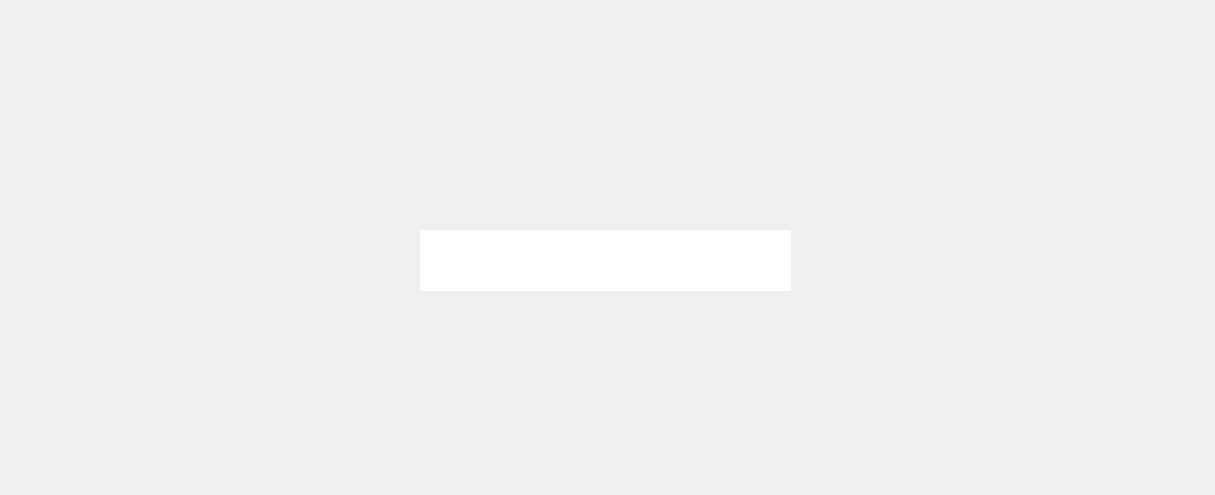
Altlog214608/dsSmart_KR, file ui/ui_dlg_login.ui: the form before one commit.
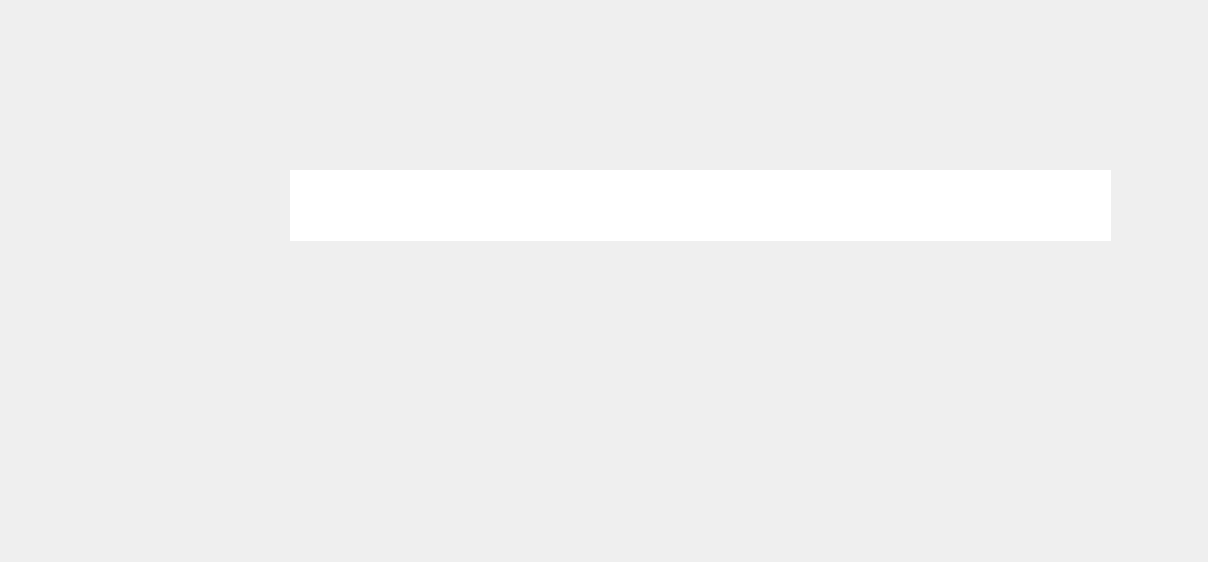
The form after the commit. Icons and pictures are not drawn.

Diff of the .ui file:
```diff
--- a/ui/ui_dlg_login.ui
+++ b/ui/ui_dlg_login.ui
@@ -9,8 +9,8 @@
    <rect>
     <x>0</x>
     <y>0</y>
-    <width>1215</width>
-    <height>495</height>
+    <width>1208</width>
+    <height>562</height>
    </rect>
   </property>
   <property name="windowTitle">
@@ -19,10 +19,10 @@
   <widget class="QPushButton" name="pb_start">
    <property name="geometry">
     <rect>
-     <x>880</x>
-     <y>160</y>
-     <width>244</width>
-     <height>105</height>
+     <x>670</x>
+     <y>290</y>
+     <width>320</width>
+     <height>100</height>
     </rect>
    </property>
    <property name="styleSheet">
@@ -45,8 +45,8 @@
     <rect>
      <x>0</x>
      <y>0</y>
-     <width>1215</width>
-     <height>495</height>
+     <width>1208</width>
+     <height>562</height>
     </rect>
    </property>
    <property name="styleSheet">
@@ -61,10 +61,10 @@
   <widget class="QLineEdit" name="le_pw">
    <property name="geometry">
     <rect>
-     <x>420</x>
-     <y>230</y>
-     <width>371</width>
-     <height>61</height>
+     <x>290</x>
+     <y>170</y>
+     <width>821</width>
+     <height>71</height>
     </rect>
    </property>
    <property name="font">
@@ -83,8 +83,8 @@
   <widget class="QLabel" name="label_msg">
    <property name="geometry">
     <rect>
-     <x>420</x>
-     <y>310</y>
+     <x>430</x>
+     <y>380</y>
      <width>381</width>
      <height>81</height>
     </rect>
@@ -118,8 +118,8 @@
   <widget class="QPushButton" name="pb_reset_pw">
    <property name="geometry">
     <rect>
-     <x>510</x>
-     <y>400</y>
+     <x>520</x>
+     <y>440</y>
      <width>195</width>
      <height>54</height>
     </rect>
@@ -137,10 +137,10 @@
   <widget class="QPushButton" name="pb_cancel">
    <property name="geometry">
     <rect>
-     <x>880</x>
+     <x>290</x>
      <y>290</y>
-     <width>244</width>
-     <height>105</height>
+     <width>320</width>
+     <height>100</height>
     </rect>
    </property>
    <property name="styleSheet">
```
